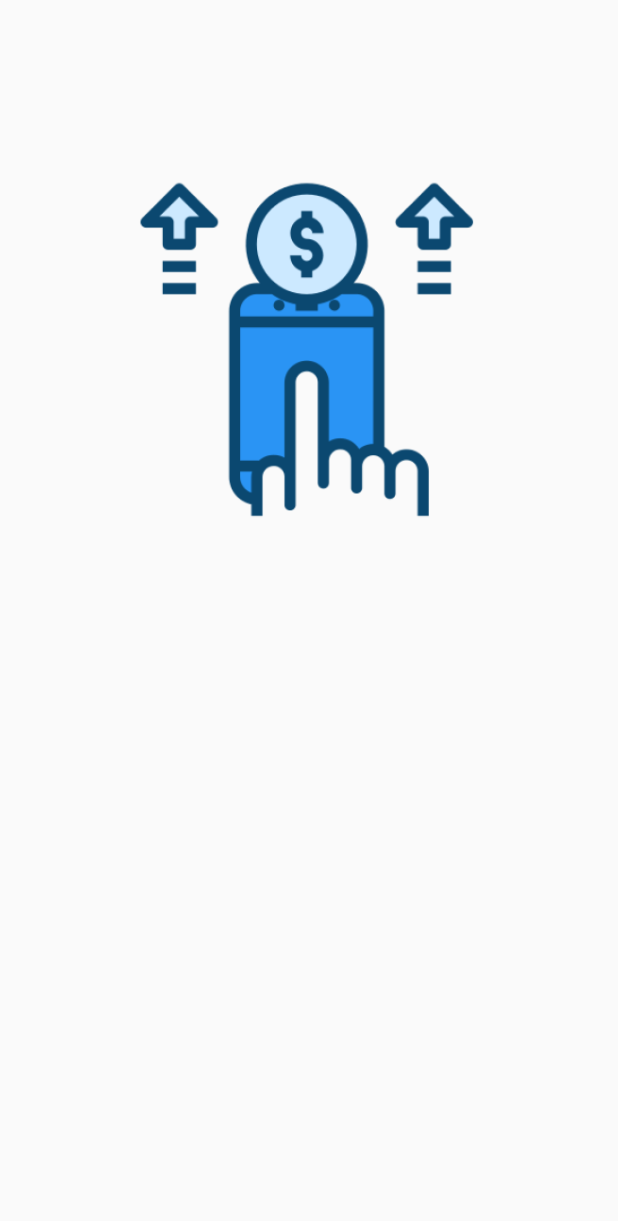
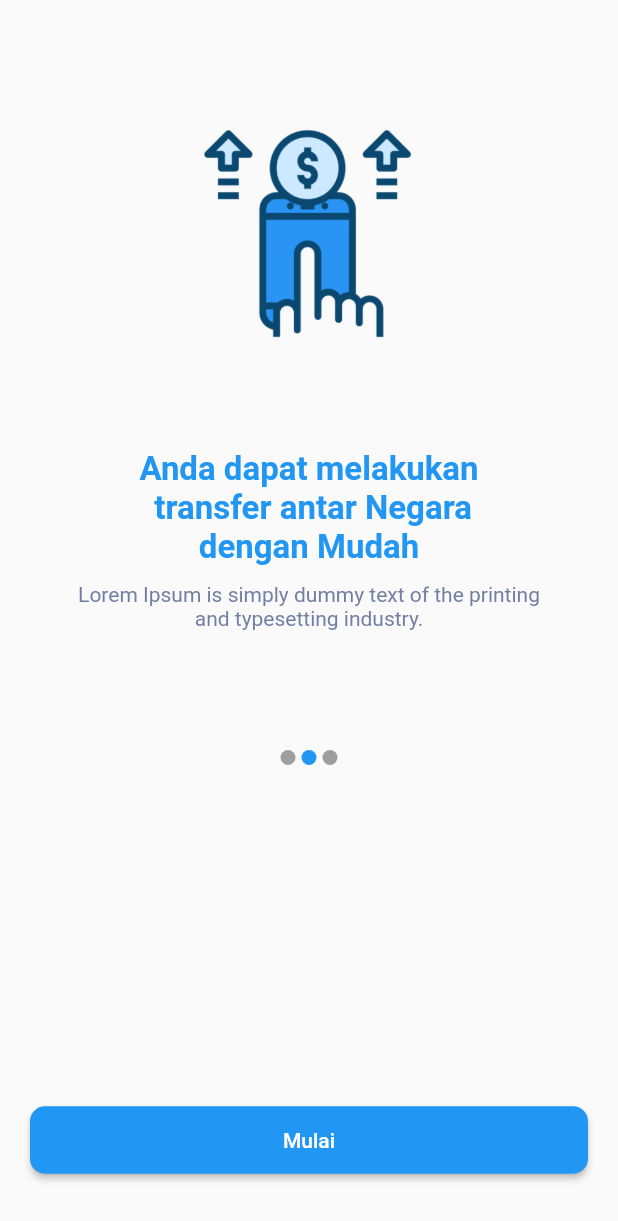
Before and after one commit to yonayohana06/transevilz, a Flutter app: the screen it shows after launch, on a phone screen of 412 x 824 dp. Shown: the top 1221 px of the screen. Run offline on Flutter 3.47's test engine with Material 2 defaults, Android fonts, the phone set to English and light mode, and no system bars.

Commit message:
change onboard screen

```diff
--- a/config.json
+++ b/config.json
@@ -1,5 +1,4 @@
 {
-    "modules": [
-
-    ]
+    "openai_key": "",
+    "modules": []
 }
--- a/lib/onboarding/onboarding.dart
+++ b/lib/onboarding/onboarding.dart
@@ -1,2 +1,4 @@
 export 'screens/onboarding_screen.dart';
 export 'widgets/onboard_carousel.dart';
+export 'widgets/onboard_description.dart';
+export 'widgets/onboard_indicator.dart';
--- a/lib/onboarding/screens/onboarding_screen.dart
+++ b/lib/onboarding/screens/onboarding_screen.dart
@@ -1,16 +1,47 @@
 import 'package:flutter/material.dart';
 import 'package:transevilz/onboarding/onboarding.dart';
 
-class OnBoardingScreen extends StatelessWidget {
+class OnBoardingScreen extends StatefulWidget {
   const OnBoardingScreen({super.key});
 
+  @override
+  State<OnBoardingScreen> createState() => _OnBoardingScreenState();
+}
+
+class _OnBoardingScreenState extends State<OnBoardingScreen> {
+  int _currentPage = 0;
   @override
   Widget build(BuildContext context) {
     return Scaffold(
       body: Column(
+        crossAxisAlignment: CrossAxisAlignment.stretch,
         children: [
-          SizedBox(height: 40),
-          OnBoardCarousel(),
+          const SizedBox(height: 60),
+          OnBoardCarousel(
+            onChanged: (currentPage) {
+              setState(() {
+                _currentPage = currentPage;
+              });
+            },
+          ),
+          const SizedBox(height: 40),
+          OnBoardIndicator(currentPage: _currentPage),
+          Flexible(flex: 1, child: Container()),
+          Container(
+            margin: const EdgeInsets.symmetric(horizontal: 20),
+            child: ElevatedButton(
+              style: ElevatedButton.styleFrom(
+                fixedSize: const Size(100, 45),
+                backgroundColor: Colors.blue,
+                shape: RoundedRectangleBorder(
+                  borderRadius: BorderRadius.circular(10),
+                ),
+              ),
+              onPressed: () {},
+              child: const Text("Mulai"),
+            ),
+          ),
+          const SizedBox(height: 40),
         ],
       ),
     );
--- a/lib/onboarding/widgets/onboard_carousel.dart
+++ b/lib/onboarding/widgets/onboard_carousel.dart
@@ -1,9 +1,11 @@
 import 'dart:async';
 
 import 'package:flutter/material.dart';
+import 'package:transevilz/onboarding/onboarding.dart';
 
 class OnBoardCarousel extends StatefulWidget {
-  const OnBoardCarousel({super.key});
+  final Function(int) onChanged;
+  const OnBoardCarousel({super.key, required this.onChanged});
 
   @override
   State<OnBoardCarousel> createState() => _OnBoardCarouselState();
@@ -23,8 +25,8 @@
       if (_currentPage < 2) {
         _currentPage++;
       } else {
-        // _currentPage = 3;
-        dispose();
+        _currentPage = 0;
+        // dispose();
       }
 
       _pageController.animateToPage(
@@ -49,6 +51,11 @@
       height: 400,
       child: PageView(
         controller: _pageController,
+        onPageChanged: (currentPage) {
+          widget.onChanged(currentPage);
+        },
+        children: [
+          Column(
             children: [
               Container(
                 margin: const EdgeInsets.symmetric(horizontal: 45),
@@ -61,6 +68,17 @@
                   ),
                 ),
               ),
+              const SizedBox(height: 40),
+              const OnBoardDesc(
+                headline: 'Teknologi terkini yang memberikan kemudahan\n'
+                    'bagi Anda',
+                desc: 'Lorem Ipsum is simply dummy text of the printing\n'
+                    'and typesetting industry.',
+              )
+            ],
+          ),
+          Column(
+            children: [
               Container(
                 margin: const EdgeInsets.symmetric(horizontal: 45),
                 width: 200,
@@ -72,6 +90,17 @@
                   ),
                 ),
               ),
+              const SizedBox(height: 40),
+              const OnBoardDesc(
+                headline: 'Anda dapat melakukan\n transfer antar Negara\n'
+                    'dengan Mudah',
+                desc: 'Lorem Ipsum is simply dummy text of the printing\n'
+                    'and typesetting industry.',
+              )
+            ],
+          ),
+          Column(
+            children: [
               Container(
                 margin: const EdgeInsets.symmetric(horizontal: 45),
                 width: 200,
@@ -83,6 +112,15 @@
                   ),
                 ),
               ),
+              const SizedBox(height: 40),
+              const OnBoardDesc(
+                headline: 'Lalu, Tunggu Apalagi,\n Gabung sekarang dengan\n'
+                    'TransEvilz',
+                desc: 'Lorem Ipsum is simply dummy text of the printing\n'
+                    'and typesetting industry.',
+              )
+            ],
+          ),
         ],
       ),
     );
--- a/lib/onboarding/widgets/onboard_description.dart
+++ b/lib/onboarding/widgets/onboard_description.dart
@@ -1,10 +1,47 @@
 import 'package:flutter/material.dart';
 
 class OnBoardDesc extends StatelessWidget {
-  const OnBoardDesc({super.key});
+  const OnBoardDesc({
+    super.key,
+    required this.headline,
+    required this.desc,
+  });
+
+  final String headline;
+  final String desc;
 
   @override
   Widget build(BuildContext context) {
-    return Container();
+    return Column(
+      children: [
+        Padding(
+          padding: const EdgeInsets.symmetric(horizontal: 20),
+          child: Text(
+            headline,
+            style: const TextStyle(
+              fontSize: 22,
+              fontWeight: FontWeight.w700,
+              color: Colors.blue,
+            ),
+            textAlign: TextAlign.center,
+          ),
+        ),
+        const SizedBox(
+          height: 10,
+        ),
+        Padding(
+          padding: const EdgeInsets.symmetric(horizontal: 20.0),
+          child: Text(
+            desc,
+            style: const TextStyle(
+              fontSize: 14,
+              fontWeight: FontWeight.w400,
+              color: Color(0xFF727FA3),
+            ),
+            textAlign: TextAlign.center,
+          ),
+        ),
+      ],
+    );
   }
 }
--- /dev/null
+++ b/lib/onboarding/widgets/onboard_indicator.dart
@@ -0,0 +1,37 @@
+import 'package:flutter/material.dart';
+
+class OnBoardIndicator extends StatelessWidget {
+  const OnBoardIndicator({super.key, required this.currentPage});
+
+  final int currentPage;
+
+  @override
+  Widget build(BuildContext context) {
+    return Row(
+      mainAxisAlignment: MainAxisAlignment.center,
+      children: [
+        _View(color: currentPage == 0 ? Colors.blue : Colors.grey),
+        _View(color: currentPage == 1 ? Colors.blue : Colors.grey),
+        _View(color: currentPage == 2 ? Colors.blue : Colors.grey)
+      ],
+    );
+  }
+}
+
+class _View extends StatelessWidget {
+  const _View({required this.color});
+  final Color color;
+
+  @override
+  Widget build(BuildContext context) {
+    return Container(
+      width: 10,
+      height: 10,
+      margin: const EdgeInsets.symmetric(horizontal: 2),
+      decoration: BoxDecoration(
+        color: color,
+        borderRadius: BorderRadius.circular(10),
+      ),
+    );
+  }
+}
```
Lines whose indentation alone changed are shown as unchanged.
